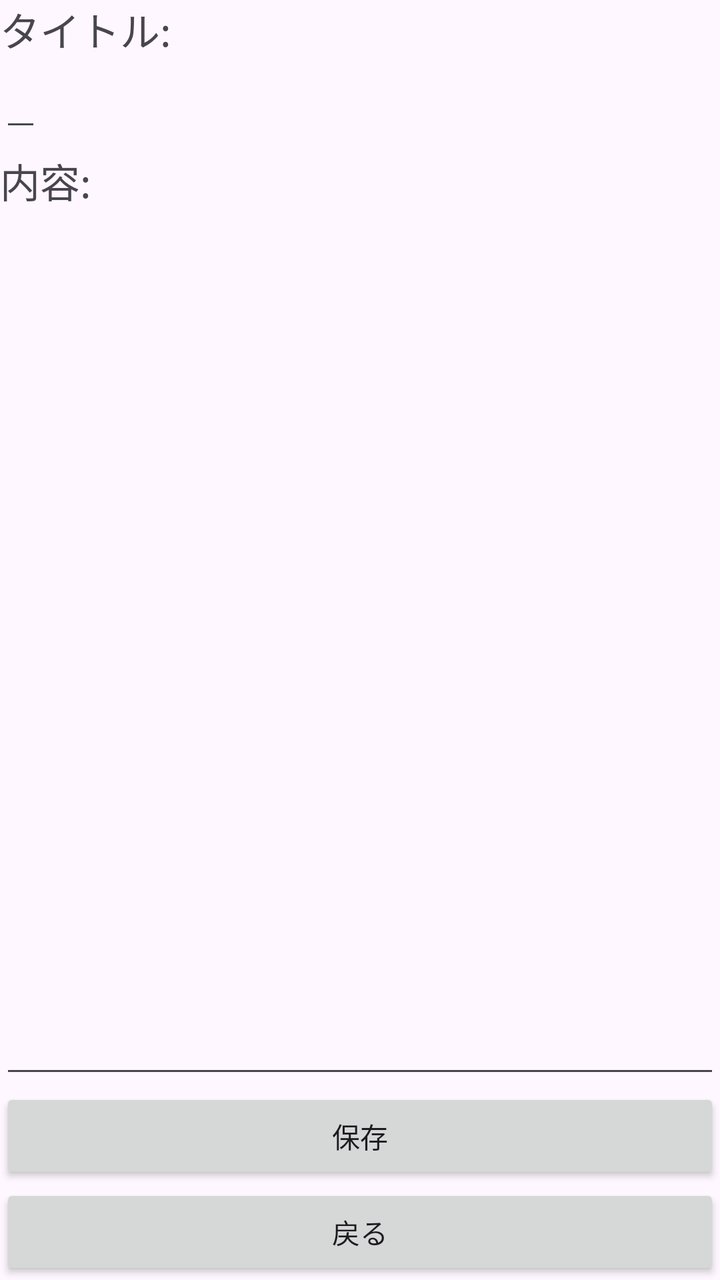
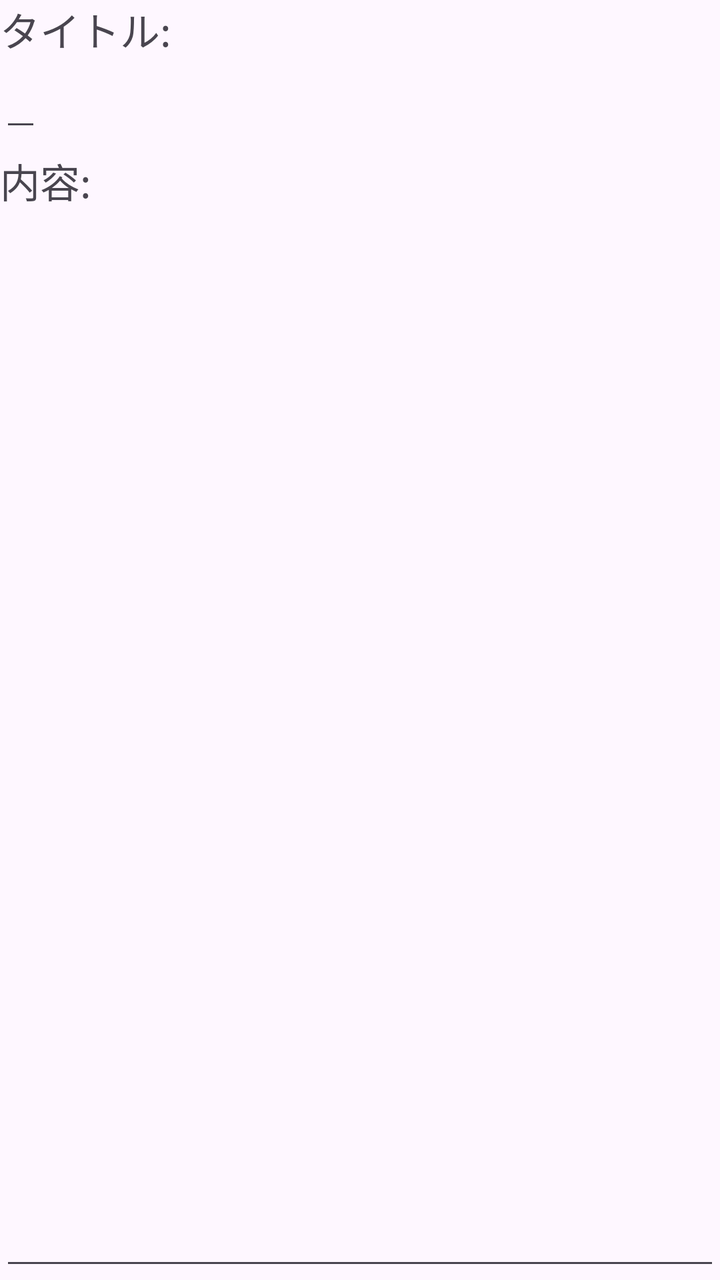

Compare the two renders of this Android layout. The source of the first and the diff that turns it into the second are given below.
<!-- AndroidManifest.xml: application theme Theme.Memo -->
<!-- res/layout/activity_create.xml -->
<?xml version="1.0" encoding="utf-8"?>
<LinearLayout xmlns:android="http://schemas.android.com/apk/res/android"
    xmlns:app="http://schemas.android.com/apk/res-auto"
    xmlns:tools="http://schemas.android.com/tools"
    android:id="@+id/main"
    android:layout_width="match_parent"
    android:layout_height="match_parent"
    tools:context=".MainActivity"
    android:orientation="vertical"
    android:layout_margin="10sp"
    >

    <TextView
        android:layout_width="wrap_content"
        android:layout_height="wrap_content"
        android:text="@string/tv_lb_name"
        android:textSize="20sp" />

    <EditText
        android:id="@+id/addTitle"
        android:layout_width="wrap_content"
        android:layout_height="wrap_content"/>

    <TextView
        android:layout_width="wrap_content"
        android:layout_height="wrap_content"
        android:layout_marginTop="5dp"
        android:text="@string/tv_lb_note"
        android:textSize="20sp" />

    <EditText
        android:id="@+id/addNote"
        android:layout_width="match_parent"
        android:layout_height="386dp"
        android:layout_weight="0.4"
        android:gravity="top"
        android:inputType="textMultiLine" />

    <Button
        android:id="@+id/btnSave"
        android:layout_width="match_parent"
        android:layout_height="wrap_content"
        android:enabled="true"
        android:text="@string/btn_save"/>

    <Button
        android:id="@+id/btnBack"
        android:layout_width="match_parent"
        android:layout_height="wrap_content"
        android:enabled="true"
        android:text="@string/btn_back"/>

</LinearLayout>
<!-- resources referenced by this layout -->
<resources>
  <string name="btn_back">戻る</string>
  <string name="btn_save">保存</string>
  <string name="tv_lb_name">タイトル:</string>
  <string name="tv_lb_note">内容:</string>
  <style name="Theme.Memo" parent="Base.Theme.Memo" />
  <style name="Base.Theme.Memo" parent="Theme.Material3.DayNight">
          
          
      </style>
</resources>

<!-- the commit's change to res/layout/activity_create.xml (unified diff, before → after) -->
@@ -17,7 +17,7 @@
         android:textSize="20sp" />
 
     <EditText
-        android:id="@+id/addTitle"
+        android:id="@+id/ipTitle"
         android:layout_width="wrap_content"
         android:layout_height="wrap_content"/>
 
@@ -29,25 +29,10 @@
         android:textSize="20sp" />
 
     <EditText
-        android:id="@+id/addNote"
+        android:id="@+id/ipNote"
         android:layout_width="match_parent"
         android:layout_height="386dp"
         android:layout_weight="0.4"
         android:gravity="top"
         android:inputType="textMultiLine" />
-
-    <Button
-        android:id="@+id/btnSave"
-        android:layout_width="match_parent"
-        android:layout_height="wrap_content"
-        android:enabled="true"
-        android:text="@string/btn_save"/>
-
-    <Button
-        android:id="@+id/btnBack"
-        android:layout_width="match_parent"
-        android:layout_height="wrap_content"
-        android:enabled="true"
-        android:text="@string/btn_back"/>
-
 </LinearLayout>
<!-- resource entries referenced after the edit -->
@@ -1,7 +1,5 @@
 <!-- resources referenced by this layout -->
 <resources>
-  <string name="btn_back">戻る</string>
-  <string name="btn_save">保存</string>
   <string name="tv_lb_name">タイトル:</string>
   <string name="tv_lb_note">内容:</string>
   <style name="Theme.Memo" parent="Base.Theme.Memo" />
